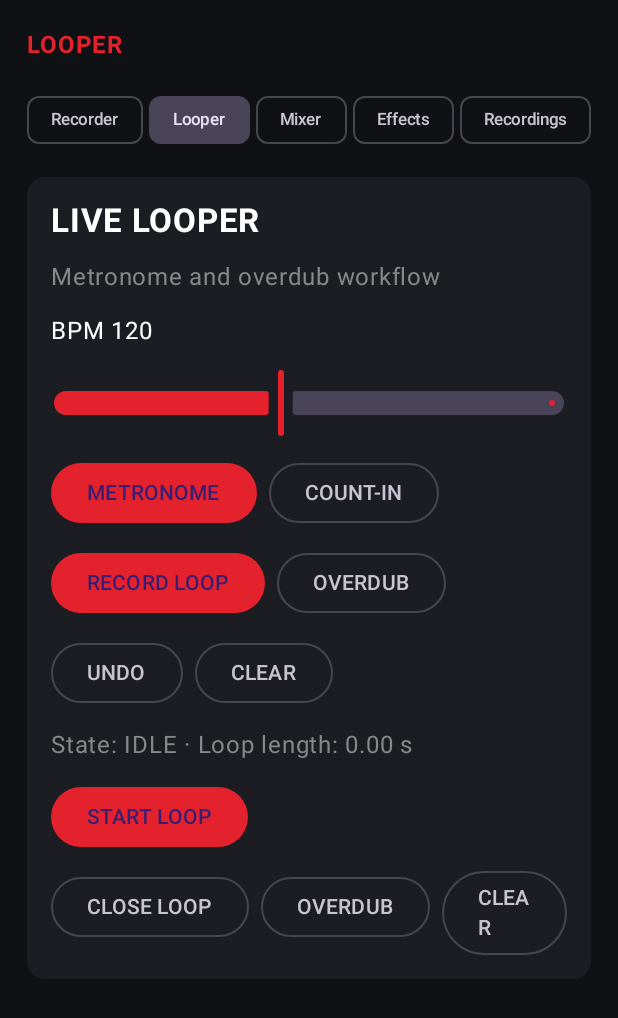
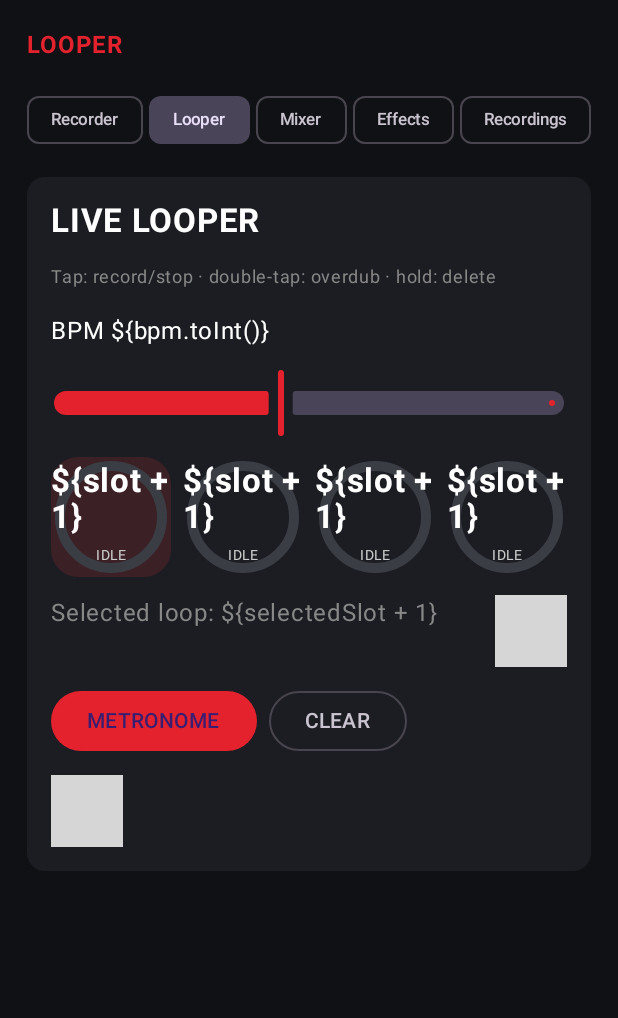
Before and after one commit to maxpanpater-lang/ScarletAPK, an Android app built with Jetpack Compose: the screen it shows after launch (MainActivity), after a tap on "Looper", on a phone screen of 412 x 824 dp. Shown: the top 1018 px of the screen. Run offline under Robolectric (Android 15) with nearby library versions, the phone set to English and light mode, and no system bars; 2 statements that could not run were skipped; grey boxes are pictures that could not be loaded.

Commit message:
Add four loop pads with gestures and circular progress

```diff
--- a/app/src/main/kotlin/de/maxgraue/scarlettrecorder/MainActivity.kt
+++ b/app/src/main/kotlin/de/maxgraue/scarlettrecorder/MainActivity.kt
@@ -20,6 +20,11 @@ import androidx.compose.ui.text.font.FontWeight
 import androidx.compose.ui.unit.dp
 import androidx.compose.ui.unit.sp
 import androidx.compose.ui.platform.LocalContext
+import androidx.compose.ui.input.pointer.pointerInput
+import androidx.compose.foundation.gestures.detectTapGestures
+import androidx.compose.foundation.Canvas
+import androidx.compose.ui.graphics.StrokeCap
+import androidx.compose.ui.graphics.drawscope.Stroke
 import de.maxgraue.scarlettrecorder.audio.UsbAudioManager
 import de.maxgraue.scarlettrecorder.audio.AudioRecorder
 import java.io.File
@@ -169,30 +174,92 @@ class MainActivity : ComponentActivity() {
     val looper = remember { LooperEngine() }
     val state by looper.state.collectAsState()
     val length by looper.loopSeconds.collectAsState()
+    val progress by looper.loopProgress.collectAsState()
     DisposableEffect(looper) { onDispose { looper.stop() } }
     var bpm by remember { mutableStateOf(120f) }
-    var playing by remember { mutableStateOf(false) }
+    var metronomeOn by remember { mutableStateOf(false) }
+    var selectedSlot by remember { mutableStateOf(0) }
+    val slotStates = remember { mutableStateListOf(*Array(4) { LooperState.IDLE }) }
+    val slotLengths = remember { mutableStateListOf(*Array(4) { 0f }) }
+
     Card(Modifier.fillMaxWidth(), colors = CardDefaults.cardColors(containerColor = Card)) {
         Column(Modifier.padding(16.dp), verticalArrangement = Arrangement.spacedBy(12.dp)) {
             Text("LIVE LOOPER", color = Color.White, fontSize = 22.sp, fontWeight = FontWeight.Bold)
-            Text("Metronome and overdub workflow", color = Color.Gray)
-            Text("BPM ${bpm.toInt()}", color = Color.White)
-            Slider(value = bpm, onValueChange = { bpm = it }, valueRange = 40f..220f)
-            Row(horizontalArrangement = Arrangement.spacedBy(8.dp)) { Button(onClick = { playing = !playing; looper.metronomeEnabled = playing; looper.bpm = bpm }) { Text(if (playing) "STOP" else "METRONOME") }; OutlinedButton(onClick = {}) { Text("COUNT-IN") } }
-            Row(horizontalArrangement = Arrangement.spacedBy(8.dp)) { Button(onClick = {}) { Text("RECORD LOOP") }; OutlinedButton(onClick = {}) { Text("OVERDUB") } }
-            Row(horizontalArrangement = Arrangement.spacedBy(8.dp)) { OutlinedButton(onClick = {}) { Text("UNDO") }; OutlinedButton(onClick = {}) { Text("CLEAR") } }
-            Text("State: " + state.name + " · Loop length: " + "%.2f s".format(length), color = Color.Gray)
-            Button(onClick = {
-                val audio = context.getSystemService(AudioManager::class.java)
-                val input = audio.getDevices(AudioManager.GET_DEVICES_INPUTS).firstOrNull { it.type == AudioDeviceInfo.TYPE_USB_DEVICE || it.type == AudioDeviceInfo.TYPE_USB_HEADSET }
-                val output = audio.getDevices(AudioManager.GET_DEVICES_OUTPUTS).firstOrNull { it.type == AudioDeviceInfo.TYPE_USB_DEVICE || it.type == AudioDeviceInfo.TYPE_USB_HEADSET }
-                if (input != null && output != null) looper.start(input, output)
-            }) { Text("START LOOP") }
+            Text("Tap: record/stop · double-tap: overdub · hold: delete", color = Color.Gray, fontSize = 12.sp)
+            Text("BPM \${bpm.toInt()}", color = Color.White)
+            Slider(value = bpm, onValueChange = { bpm = it; looper.bpm = it }, valueRange = 40f..220f)
+
+            Row(Modifier.fillMaxWidth(), horizontalArrangement = Arrangement.spacedBy(8.dp)) {
+                repeat(4) { slot ->
+                    val active = selectedSlot == slot
+                    Box(
+                        Modifier.weight(1f).aspectRatio(1f)
+                            .pointerInput(slot, state, length) {
+                                detectTapGestures(
+                                    onDoubleTap = {
+                                        selectedSlot = slot
+                                        if (slotStates[slot] == LooperState.PLAYING) {
+                                            looper.toggleOverdub()
+                                            slotStates[slot] = LooperState.OVERDUBBING
+                                        }
+                                    },
+                                    onLongPress = {
+                                        if (selectedSlot == slot) looper.clear()
+                                        slotStates[slot] = LooperState.IDLE
+                                        slotLengths[slot] = 0f
+                                    },
+                                    onTap = {
+                                        selectedSlot = slot
+                                        when (slotStates[slot]) {
+                                            LooperState.IDLE -> {
+                                                val audio = context.getSystemService(AudioManager::class.java)
+                                                val input = audio.getDevices(AudioManager.GET_DEVICES_INPUTS).firstOrNull { it.type == AudioDeviceInfo.TYPE_USB_DEVICE || it.type == AudioDeviceInfo.TYPE_USB_HEADSET }
+                                                val output = audio.getDevices(AudioManager.GET_DEVICES_OUTPUTS).firstOrNull { it.type == AudioDeviceInfo.TYPE_USB_DEVICE || it.type == AudioDeviceInfo.TYPE_USB_HEADSET }
+                                                if (input != null && output != null && looper.start(input, output)) slotStates[slot] = LooperState.RECORDING
+                                            }
+                                            LooperState.RECORDING -> {
+                                                looper.finishLoop()
+                                                slotStates[slot] = LooperState.PLAYING
+                                                slotLengths[slot] = length
+                                            }
+                                            LooperState.PLAYING, LooperState.OVERDUBBING -> {
+                                                looper.toggleOverdub()
+                                                slotStates[slot] = if (slotStates[slot] == LooperState.OVERDUBBING) LooperState.PLAYING else LooperState.OVERDUBBING
+                                            }
+                                        }
+                                    }
+                                )
+                            }
+                            .background(if (active) Color(0xFF3B2025) else Card, RoundedCornerShape(18.dp)),
+                        contentAlignment = Alignment.Center
+                    ) {
+                        Canvas(Modifier.fillMaxSize().padding(6.dp)) {
+                            drawArc(Color(0xFF3A3D44), -90f, 360f, false, style = Stroke(10f, cap = StrokeCap.Round))
+                            val sweep = if (active) progress * 360f else if (slotLengths[slot] > 0f) 360f else 0f
+                            drawArc(if (slotStates[slot] == LooperState.RECORDING) Scarlett else Color(0xFF62C978), -90f, sweep, false, style = Stroke(10f, cap = StrokeCap.Round))
+                        }
+                        Column(horizontalAlignment = Alignment.CenterHorizontally) {
+                            Text("\${slot + 1}", color = Color.White, fontSize = 22.sp, fontWeight = FontWeight.Bold)
+                            Text(slotStates[slot].name, color = Color.LightGray, fontSize = 9.sp)
+                        }
+                    }
+                }
+            }
+            Row(Modifier.fillMaxWidth(), horizontalArrangement = Arrangement.SpaceBetween) {
+                Text("Selected loop: \${selectedSlot + 1}", color = Color.Gray)
+                Text("\${"%.2f".format(length)} s", color = Color.Gray)
+            }
             Row(horizontalArrangement = Arrangement.spacedBy(8.dp)) {
-                OutlinedButton(onClick = { looper.finishLoop() }) { Text("CLOSE LOOP") }
-                OutlinedButton(onClick = { looper.toggleOverdub() }) { Text(if (state == LooperState.OVERDUBBING) "STOP OVERDUB" else "OVERDUB") }
-                OutlinedButton(onClick = { looper.clear() }) { Text("CLEAR") }
+                Button(onClick = { metronomeOn = !metronomeOn; looper.metronomeEnabled = metronomeOn; looper.bpm = bpm }) {
+                    Text(if (metronomeOn) "STOP METRONOME" else "METRONOME")
+                }
+                OutlinedButton(onClick = {
+                    looper.clear()
+                    slotStates[selectedSlot] = LooperState.IDLE
+                    slotLengths[selectedSlot] = 0f
+                }) { Text("CLEAR") }
             }
+            Text("State: \${state.name} · Loop length: \${"%.2f".format(length)} s", color = Color.Gray)
         }
     }
 }
```
